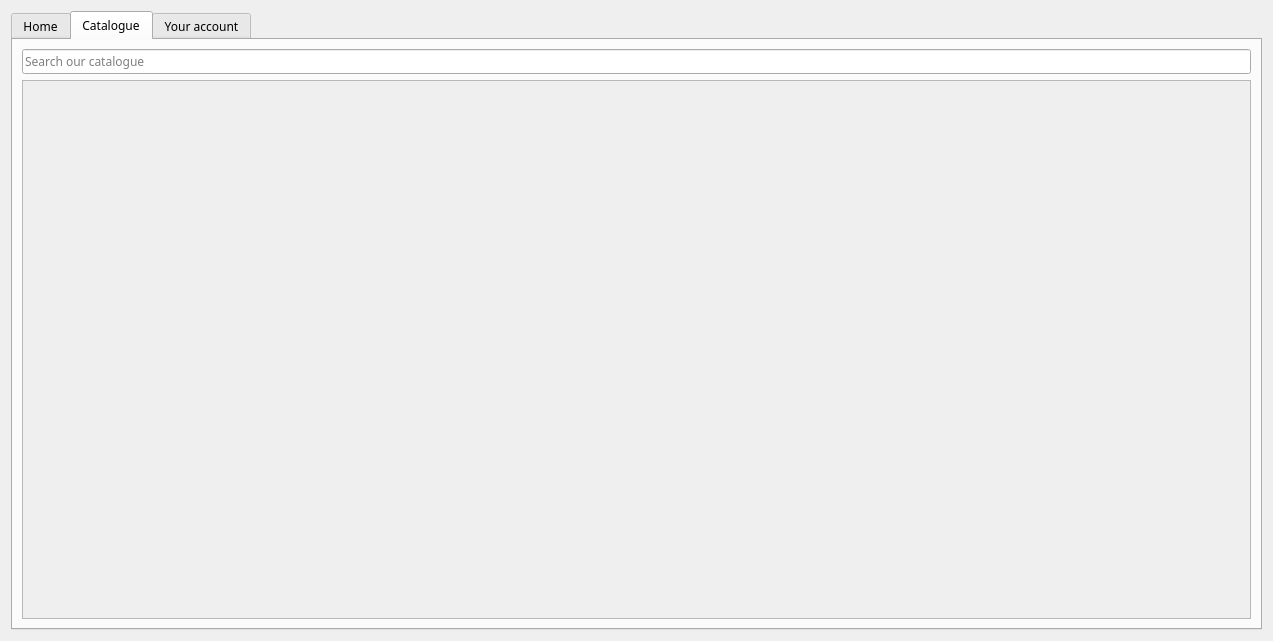
Old version of the form NewWindowChur/catalogue.ui in the repository jandrealyn/LibraryQtSystem.
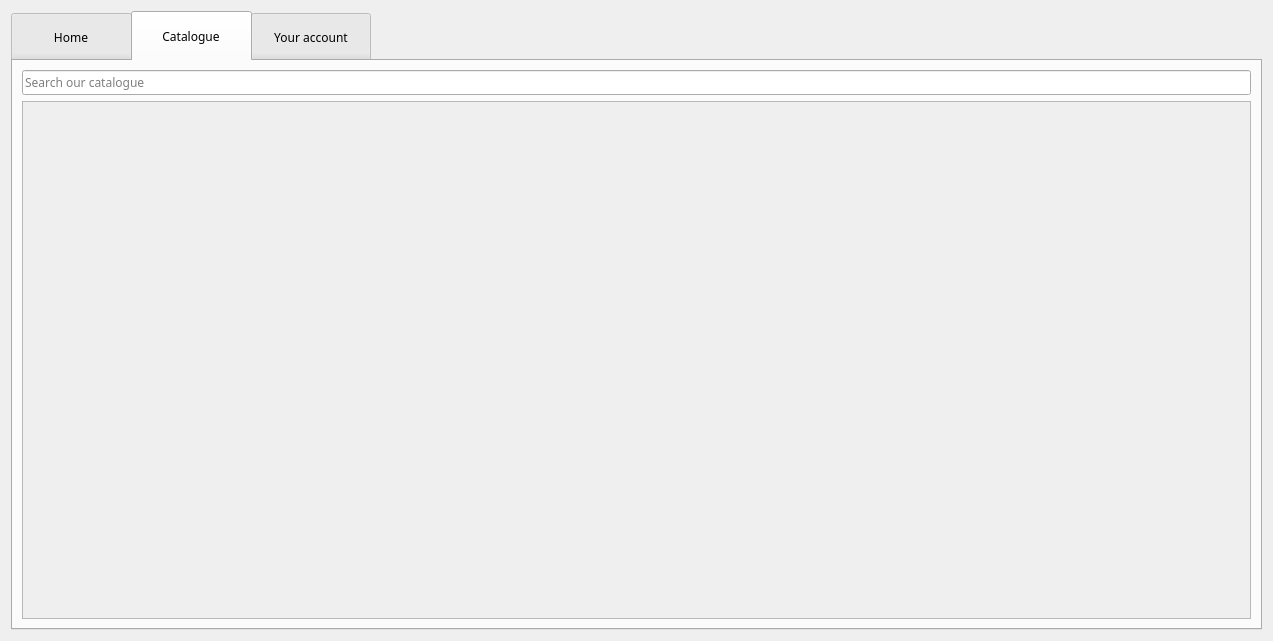
New version of the form. The open tabs and pages were chosen to show the change. Icons and pictures are not drawn.

```diff
--- a/NewWindowChur/catalogue.ui
+++ b/NewWindowChur/catalogue.ui
@@ -59,11 +59,26 @@
   <layout class="QGridLayout" name="gridLayout">
    <item row="0" column="0">
     <widget class="QTabWidget" name="tabWidget">
+     <property name="sizePolicy">
+      <sizepolicy hsizetype="Expanding" vsizetype="Expanding">
+       <horstretch>0</horstretch>
+       <verstretch>0</verstretch>
+      </sizepolicy>
+     </property>
      <property name="styleSheet">
-      <string notr="true"/>
+      <string notr="true">QTabBar::tab {
+height: 50px;
+width: 120px;
+}</string>
      </property>
      <property name="currentIndex">
-      <number>2</number>
+      <number>0</number>
+     </property>
+     <property name="iconSize">
+      <size>
+       <width>16</width>
+       <height>16</height>
+      </size>
      </property>
      <widget class="QWidget" name="tab_Home">
       <attribute name="title">
@@ -147,7 +162,7 @@
             <x>0</x>
             <y>0</y>
             <width>1229</width>
-            <height>546</height>
+            <height>520</height>
            </rect>
           </property>
          </widget>
```
Left out of the diff: 12 changed lines with no effect on the pictures.
